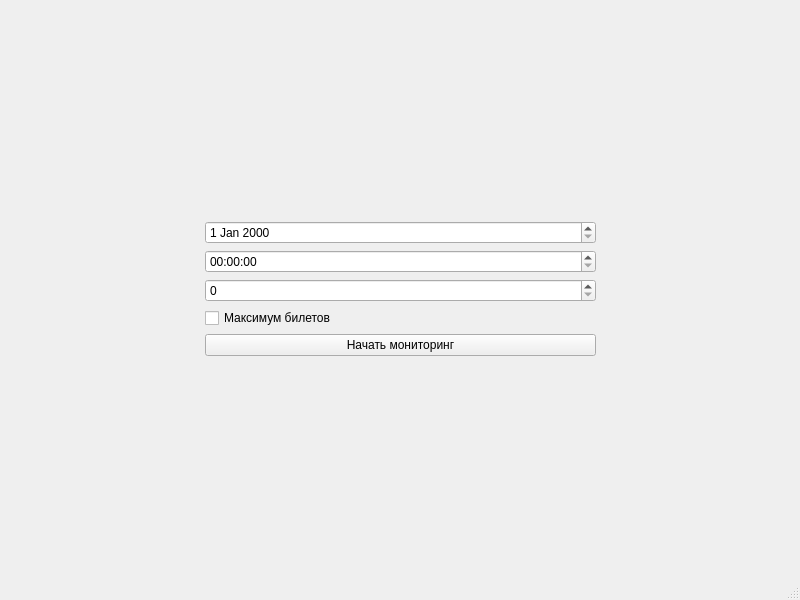
The window that src/ui/main_window.ui (Sazoks/colosseum_bot) describes before a commit, drawn with Qt 5.
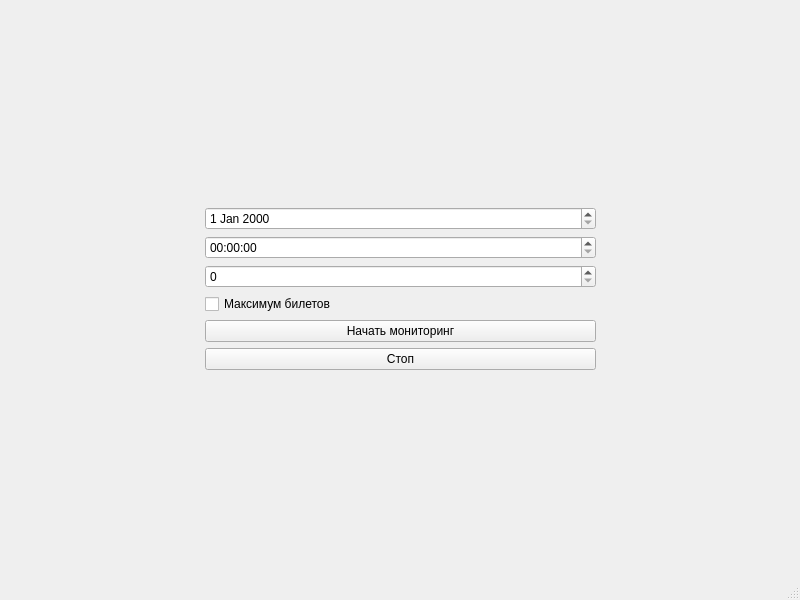
The same window after the commit.

Diff of the .ui file:
```diff
--- a/src/ui/main_window.ui
+++ b/src/ui/main_window.ui
@@ -40,6 +40,13 @@
         </property>
        </widget>
       </item>
+      <item>
+       <widget class="QPushButton" name="stop_monitoring">
+        <property name="text">
+         <string>Стоп</string>
+        </property>
+       </widget>
+      </item>
      </layout>
     </item>
     <item row="0" column="0">
```
